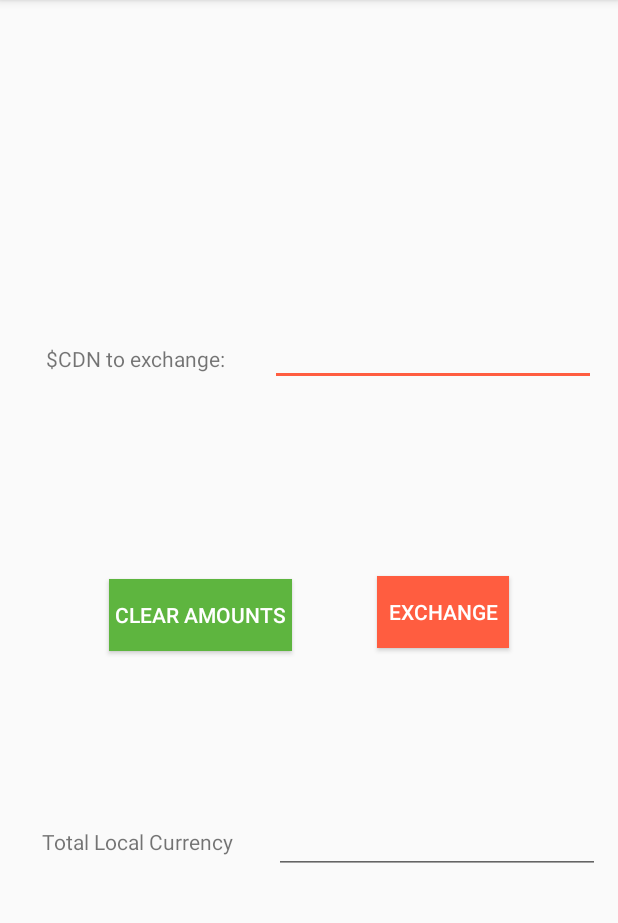
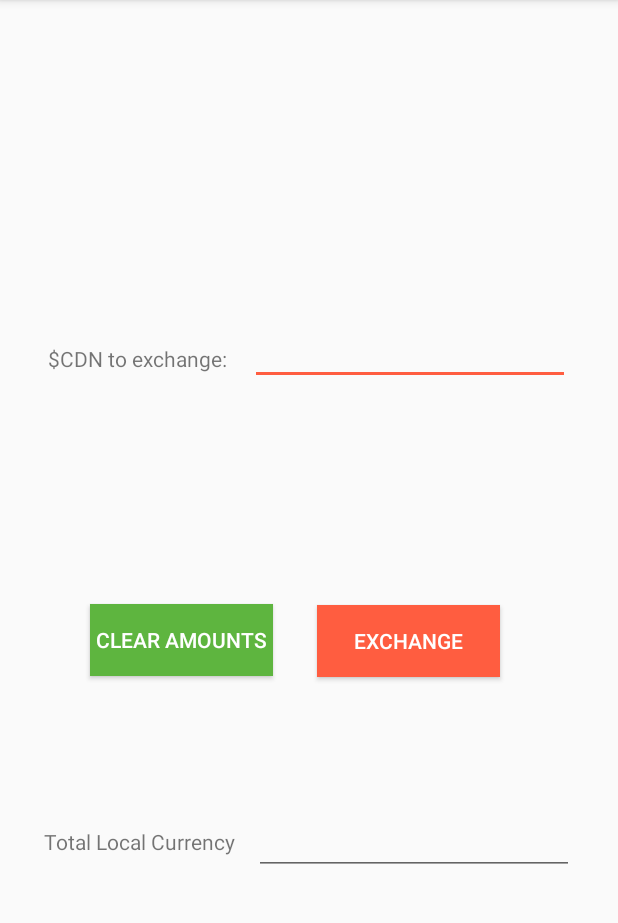
Before and after one commit to lucasmelin/AndroidCurrencyConverter, an Android app: the screen it shows after launch (ConvertCurrencyActivity), after a tap on "$ US", on a phone screen of 412 x 824 dp, the part 84-1007 px from its top. Run offline under Robolectric (Android 15) with nearby library versions, the phone set to English and light mode, and no system bars; our stand-ins replace Volley; network calls fail.

Commit message:
Converted JAva project to Kotlin. Fixed Layout.

```diff
--- a/app/src/main/java/com/lucasmelin/currencyconverter/MainActivity.java
+++ /dev/null
@@ -1,91 +0,0 @@
-package com.lucasmelin.currencyconverter;
-
-import android.content.Intent;
-import android.os.Bundle;
-import android.support.v7.app.AppCompatActivity;
-import android.view.View;
-import android.widget.RadioButton;
-
-import com.android.volley.Request;
-import com.android.volley.Response;
-import com.android.volley.VolleyError;
-import com.android.volley.toolbox.JsonObjectRequest;
-import com.android.volley.toolbox.Volley;
-
-import org.json.JSONException;
-import org.json.JSONObject;
-
-public class MainActivity extends AppCompatActivity {
-    public static final String EXTRA_CONVERSION = "com.lucasmelin.currencyconverter.CONVERSION";
-    public Double usd_conversion = 0.78;
-    public Double eur_conversion = 0.64;
-    public Double cny_conversion = 4.93;
-    @Override
-    protected void onCreate(Bundle savedInstanceState) {
-        super.onCreate(savedInstanceState);
-        setContentView(R.layout.activity_main);
-        // Call the API to retrieve the current conversion rates
-        getConversionValues();
-    }
-
-    /**
-     * Called when the user selects a currency radio button
-     */
-    public void onRadioButtonClicked(View view) {
-        // Check if the button is now checked
-        boolean checked = ((RadioButton) view).isChecked();
-
-        Double conversion = null;
-
-        // Check which currency was selected
-        switch (view.getId()) {
-            case R.id.radio_usd:
-                if (checked) {
-                    // Convert to USD
-                    conversion = usd_conversion;
-                }
-                break;
-            case R.id.radio_eur:
-                if (checked) {
-                    // Convert to EUR
-                    conversion = eur_conversion;
-                }
-                break;
-            case R.id.radio_cny:
-                if (checked) {
-                    // Convert to CNY
-                    conversion = cny_conversion;
-                }
-                break;
-        }
-
-        Intent intent = new Intent(this, ConvertCurrencyActivity.class);
-        intent.putExtra(EXTRA_CONVERSION, conversion);
-        startActivity(intent);
-    }
-
-    public void getConversionValues() {
-        String url = "https://www.bankofcanada.ca/valet/observations/group/FX_RATES_DAILY/json?recent=1";
-        JsonObjectRequest jsonObjectRequest = new JsonObjectRequest(Request.Method.GET, url, null, new Response.Listener<JSONObject>() {
-            @Override
-            public void onResponse(JSONObject response) {
-                try {
-                    JSONObject rates = response.getJSONArray("observations").getJSONObject(0);
-
-                    usd_conversion = rates.getJSONObject("FXUSDCAD").getDouble("v");
-                    eur_conversion = rates.getJSONObject("FXEURCAD").getDouble("v");
-                    cny_conversion = rates.getJSONObject("FXCNYCAD").getDouble("v");
-
-                } catch (JSONException e) {
-                    e.printStackTrace();
-                }
-            }
-        }, new Response.ErrorListener() {
-            @Override
-            public void onErrorResponse(VolleyError error) {
-                // Purposely do nothing if we can't reach the API
-            }
-        });
-        Volley.newRequestQueue(this).add(jsonObjectRequest);
-    }
-}
--- /dev/null
+++ b/app/src/main/java/com/lucasmelin/currencyconverter/MainActivity.kt
@@ -0,0 +1,77 @@
+package com.lucasmelin.currencyconverter
+
+import android.content.Intent
+import android.os.Bundle
+import android.support.v7.app.AppCompatActivity
+import android.view.View
+import android.widget.RadioButton
+import com.android.volley.Request
+import com.android.volley.Response
+import com.android.volley.toolbox.JsonObjectRequest
+import com.android.volley.toolbox.Volley
+import org.json.JSONException
+
+class MainActivity : AppCompatActivity() {
+    private var usdConversion: Double? = 0.78
+    private var eurConversion: Double? = 0.64
+    private var cnyConversion: Double? = 4.93
+    override fun onCreate(savedInstanceState: Bundle?) {
+        super.onCreate(savedInstanceState)
+        setContentView(R.layout.activity_main)
+        // Call the API to retrieve the current conversion rates
+        getConversionValues()
+    }
+
+    /**
+     * Called when the user selects a currency radio button
+     */
+    fun onRadioButtonClicked(view: View) {
+        // Check if the button is now checked
+        val checked = (view as RadioButton).isChecked
+
+        var conversion: Double? = null
+
+        // Check which currency was selected
+        when (view.getId()) {
+            R.id.radio_usd -> if (checked) {
+                // Convert to USD
+                conversion = usdConversion
+            }
+            R.id.radio_eur -> if (checked) {
+                // Convert to EUR
+                conversion = eurConversion
+            }
+            R.id.radio_cny -> if (checked) {
+                // Convert to CNY
+                conversion = cnyConversion
+            }
+        }
+
+        val intent = Intent(this, ConvertCurrencyActivity::class.java)
+        intent.putExtra(EXTRA_CONVERSION, conversion)
+        startActivity(intent)
+    }
+
+    fun getConversionValues() {
+        val url = "https://www.bankofcanada.ca/valet/observations/group/FX_RATES_DAILY/json?recent=1"
+        val jsonObjectRequest = JsonObjectRequest(Request.Method.GET, url, null, Response.Listener { response ->
+            try {
+                val rates = response.getJSONArray("observations").getJSONObject(0)
+
+                usdConversion = rates.getJSONObject("FXUSDCAD").getDouble("v")
+                eurConversion = rates.getJSONObject("FXEURCAD").getDouble("v")
+                cnyConversion = rates.getJSONObject("FXCNYCAD").getDouble("v")
+
+            } catch (e: JSONException) {
+                e.printStackTrace()
+            }
+        }, Response.ErrorListener {
+            // Purposely do nothing if we can't reach the API
+        })
+        Volley.newRequestQueue(this).add(jsonObjectRequest)
+    }
+
+    companion object {
+        val EXTRA_CONVERSION = "com.lucasmelin.currencyconverter.CONVERSION"
+    }
+}
--- a/app/src/main/res/layout/activity_convert_currency.xml
+++ b/app/src/main/res/layout/activity_convert_currency.xml
@@ -20,10 +20,11 @@
         app:layout_constraintTop_toTopOf="parent" />
 
     <Button
-        android:id="@+id/button"
-        android:layout_width="wrap_content"
+        android:id="@+id/button3"
+        android:layout_width="122dp"
         android:layout_height="wrap_content"
-        android:layout_marginEnd="16dp"
+        android:layout_marginEnd="60dp"
+        android:layout_marginStart="8dp"
         android:layout_marginTop="16dp"
         android:background="?attr/colorAccent"
         android:onClick="convertCurrency"
@@ -31,15 +32,17 @@
         android:textColor="@android:color/white"
         app:layout_constraintBottom_toTopOf="@+id/local_currency_amount"
         app:layout_constraintEnd_toEndOf="parent"
-        app:layout_constraintHorizontal_bias="0.5"
+        app:layout_constraintHorizontal_bias="0.538"
         app:layout_constraintStart_toEndOf="@+id/button2"
-        app:layout_constraintTop_toBottomOf="@+id/cdn_dollars" />
+        app:layout_constraintTop_toBottomOf="@+id/cdn_dollars"
+        app:layout_constraintVertical_bias="0.586" />
+
 
     <EditText
         android:id="@+id/cdn_dollars"
-        android:layout_width="217dp"
+        android:layout_width="wrap_content"
         android:layout_height="40dp"
-        android:layout_marginStart="16dp"
+        android:layout_marginEnd="16dp"
         android:layout_marginTop="32dp"
         android:ems="10"
         android:inputType="numberDecimal"
@@ -64,10 +67,10 @@
 
     <EditText
         android:id="@+id/local_currency_amount"
-        android:layout_width="217dp"
+        android:layout_width="wrap_content"
         android:layout_height="40dp"
-        android:layout_marginStart="16dp"
-        android:layout_marginTop="100dp"
+        android:layout_marginEnd="16dp"
+        android:layout_marginTop="101dp"
         android:ems="10"
         android:inputType="numberDecimal"
         app:layout_constraintBottom_toBottomOf="parent"
@@ -80,16 +83,15 @@
         android:id="@+id/button2"
         android:layout_width="122dp"
         android:layout_height="wrap_content"
-        android:layout_marginStart="16dp"
+        android:layout_marginStart="60dp"
         android:layout_marginTop="16dp"
         android:background="?attr/colorPrimary"
         android:onClick="clearCurrencyFields"
         android:text="@string/button_clear"
         android:textColor="@android:color/white"
         app:layout_constraintBottom_toTopOf="@+id/textView4"
-        app:layout_constraintEnd_toStartOf="@+id/button"
-        app:layout_constraintHorizontal_bias="0.5"
         app:layout_constraintStart_toStartOf="parent"
-        app:layout_constraintTop_toBottomOf="@+id/textView" />
+        app:layout_constraintTop_toBottomOf="@+id/textView"
+        app:layout_constraintVertical_bias="0.572" />
 
 </android.support.constraint.ConstraintLayout>
--- a/build.gradle
+++ b/build.gradle
@@ -1,6 +1,7 @@
 // Top-level build file where you can add configuration options common to all sub-projects/modules.
 
 buildscript {
+    ext.kotlin_version = '1.2.41'
 
     repositories {
         google()
@@ -8,7 +9,7 @@ buildscript {
     }
     dependencies {
         classpath 'com.android.tools.build:gradle:3.1.2'
-
+        classpath "org.jetbrains.kotlin:kotlin-gradle-plugin:$kotlin_version"
 
         // NOTE: Do not place your application dependencies here; they belong
         // in the individual module build.gradle files
```
Also changed, not shown: app/build.gradle (+6 -1 lines), app/src/main/java/com/lucasmelin/currencyconverter/ConvertCurrencyActivity.java (deleted, +0 -77 lines), app/src/main/java/com/lucasmelin/currencyconverter/ConvertCurrencyActivity.kt (added, +74 -0 lines).
